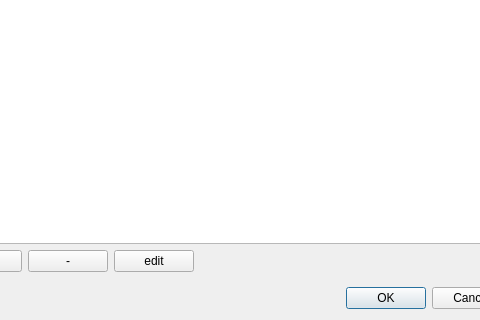
Qt form lizmap/resources/ui/ui_lizmap.ui (3liz/lizmap-plugin) before a commit; both pictures show x 338 to 818 and y 436 to 756 of the 1033 by 756 pixel window.
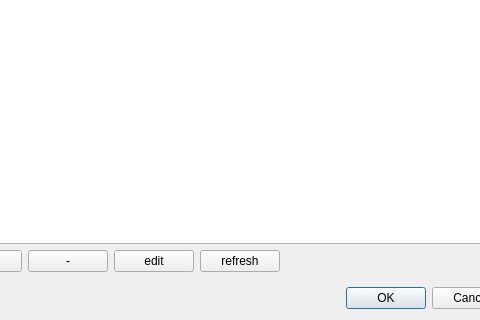
The same form after that commit. Custom widgets are drawn as their Qt base class.

Commit message: Review the LWC server version checker

```diff
--- a/lizmap/resources/ui/ui_lizmap.ui
+++ b/lizmap/resources/ui/ui_lizmap.ui
@@ -479,6 +479,13 @@
                </property>
               </widget>
              </item>
+             <item>
+              <widget class="QPushButton" name="refresh_versions_button">
+               <property name="text">
+                <string notr="true">refresh</string>
+               </property>
+              </widget>
+             </item>
              <item>
               <spacer name="horizontalSpacer_39">
                <property name="orientation">
```
The commit also changes 2 other files.
